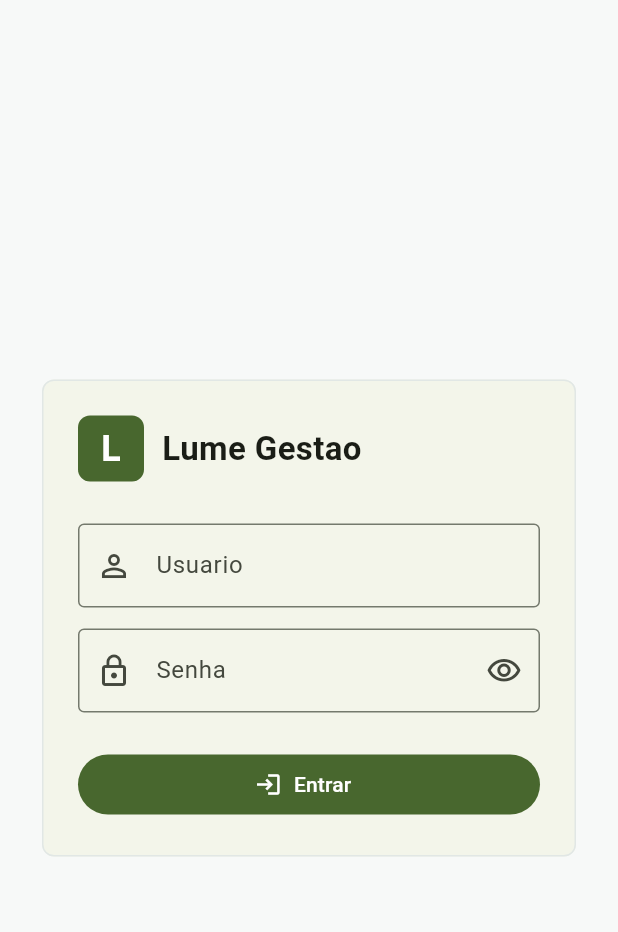
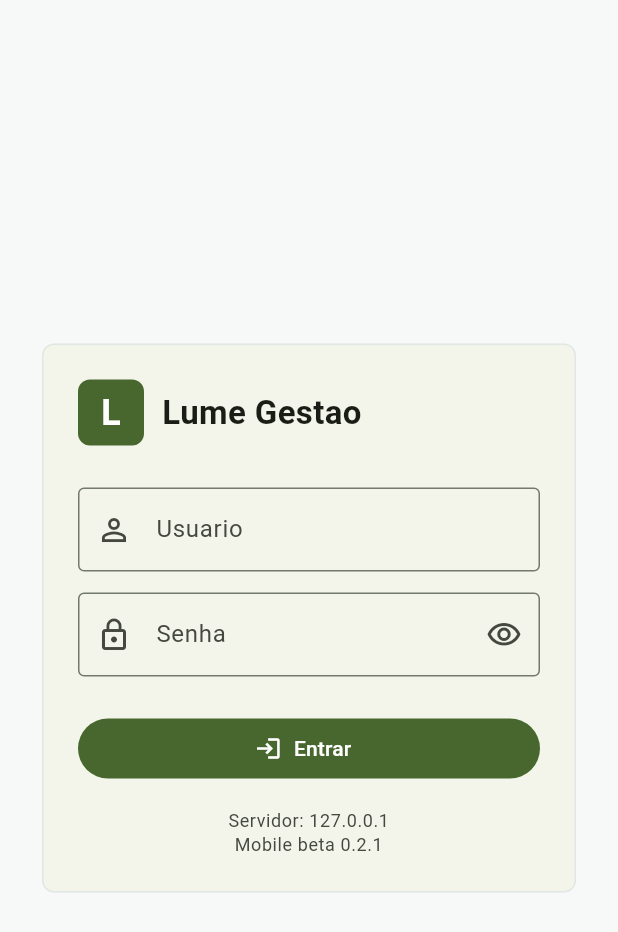
Before and after one commit to pendevtsp-star/lume-gestao, a Flutter app: the screen it shows after launch, on a phone screen of 412 x 824 dp. Shown: the top 932 px of the screen. Run offline on Flutter 3.47's test engine with Material 3 defaults, Android fonts, the phone set to English and light mode, and no system bars; our stand-ins replace flutter_secure_storage, shared_preferences; accounts and stored records are empty.

Commit message:
Improve mobile login diagnostics

```diff
--- a/apps/lume_app/lib/src/config/app_config.dart
+++ b/apps/lume_app/lib/src/config/app_config.dart
@@ -1,4 +1,6 @@
 class AppConfig {
+  static const appVersion = '0.2.1';
+
   static const apiBaseUrl = String.fromEnvironment(
     'LUME_API_BASE_URL',
     defaultValue: 'http://127.0.0.1:8000',
--- a/apps/lume_app/lib/src/features/auth/login_screen.dart
+++ b/apps/lume_app/lib/src/features/auth/login_screen.dart
@@ -1,5 +1,6 @@
 import 'package:flutter/material.dart';
 
+import '../../config/app_config.dart';
 import 'auth_controller.dart';
 
 class LoginScreen extends StatefulWidget {
@@ -153,6 +154,14 @@ class _LoginScreenState extends State<LoginScreen> {
                                   : const Icon(Icons.login),
                               label: const Text('Entrar'),
                             ),
+                            const SizedBox(height: 16),
+                            Text(
+                              'Servidor: ${Uri.parse(AppConfig.apiBaseUrl).host}\nMobile beta ${AppConfig.appVersion}',
+                              textAlign: TextAlign.center,
+                              style: Theme.of(context).textTheme.bodySmall?.copyWith(
+                                    color: Theme.of(context).colorScheme.onSurfaceVariant,
+                                  ),
+                            ),
                           ],
                         ),
                       ),
--- a/apps/lume_app/pubspec.yaml
+++ b/apps/lume_app/pubspec.yaml
@@ -1,7 +1,7 @@
 name: lume_app
 description: Aplicativo mobile e macOS do Lume Gestao.
 publish_to: "none"
-version: 0.2.0+2
+version: 0.2.1+3
 
 environment:
   sdk: ">=3.4.0 <4.0.0"
```
Also changed, not shown: apps/lume_app/lib/src/services/api_client.dart (+23 -5 lines).
